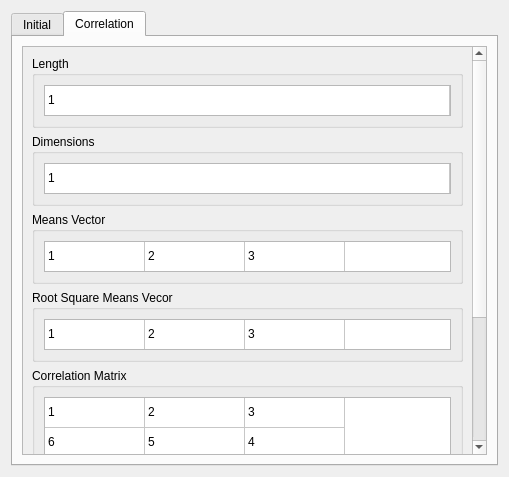
babybob8/analysis-labs, file dotui/stats_widget.ui: the form before one commit.
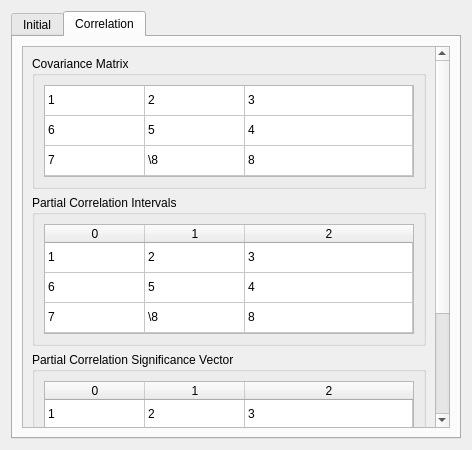
The form after the commit. The open tabs and pages were chosen to show the change. Icons and pictures are not drawn.

The edit to the form file:
```diff
--- a/dotui/stats_widget.ui
+++ b/dotui/stats_widget.ui
@@ -6,8 +6,8 @@
    <rect>
     <x>0</x>
     <y>0</y>
-    <width>509</width>
-    <height>477</height>
+    <width>472</width>
+    <height>450</height>
    </rect>
   </property>
   <property name="sizePolicy">
@@ -20,7 +20,7 @@
    <string>Form</string>
   </property>
   <layout class="QGridLayout" name="gridLayout">
-   <item row="1" column="0">
+   <item row="0" column="0">
     <widget class="QTabWidget" name="tabWidget">
      <property name="currentIndex">
       <number>0</number>
@@ -628,339 +628,13 @@
            <rect>
             <x>0</x>
             <y>0</y>
-            <width>344</width>
-            <height>620</height>
+            <width>414</width>
+            <height>516</height>
            </rect>
           </property>
           <layout class="QVBoxLayout" name="verticalLayout_18">
            <item>
-            <widget class="QGroupBox" name="lenValueBox_3">
-             <property name="sizePolicy">
-              <sizepolicy hsizetype="Preferred" vsizetype="Maximum">
-               <horstretch>0</horstretch>
-               <verstretch>0</verstretch>
-              </sizepolicy>
-             </property>
-             <property name="title">
-              <string>Length</string>
-             </property>
-             <layout class="QVBoxLayout" name="verticalLayout_19">
-              <item>
-               <widget class="QTableWidget" name="lenValue_3">
-                <property name="sizePolicy">
-                 <sizepolicy hsizetype="Expanding" vsizetype="Maximum">
-                  <horstretch>0</horstretch>
-                  <verstretch>0</verstretch>
-                 </sizepolicy>
-                </property>
-                <property name="maximumSize">
-                 <size>
-                  <width>16777215</width>
-                  <height>31</height>
-                 </size>
-                </property>
-                <property name="verticalScrollBarPolicy">
-                 <enum>Qt::ScrollBarPolicy::ScrollBarAlwaysOff</enum>
-                </property>
-                <property name="horizontalScrollBarPolicy">
-                 <enum>Qt::ScrollBarPolicy::ScrollBarAlwaysOff</enum>
-                </property>
-                <property name="sizeAdjustPolicy">
-                 <enum>QAbstractScrollArea::SizeAdjustPolicy::AdjustToContents</enum>
-                </property>
-                <property name="editTriggers">
-                 <set>QAbstractItemView::EditTrigger::NoEditTriggers</set>
-                </property>
-                <property name="selectionMode">
-                 <enum>QAbstractItemView::SelectionMode::NoSelection</enum>
-                </property>
-                <property name="supportedDragActions">
-                 <set>Qt::DropAction::IgnoreAction</set>
-                </property>
-                <attribute name="horizontalHeaderVisible">
-                 <bool>false</bool>
-                </attribute>
-                <attribute name="horizontalHeaderStretchLastSection">
-                 <bool>true</bool>
-                </attribute>
-                <attribute name="verticalHeaderVisible">
-                 <bool>false</bool>
-                </attribute>
-                <row>
-                 <property name="text">
-                  <string>0</string>
-                 </property>
-                </row>
-                <column>
-                 <property name="text">
-                  <string>0</string>
-                 </property>
-                </column>
-                <item row="0" column="0">
-                 <property name="text">
-                  <string>1</string>
-                 </property>
-                </item>
-               </widget>
-              </item>
-             </layout>
-            </widget>
-           </item>
-           <item>
-            <widget class="QGroupBox" name="dimValueBox_3">
-             <property name="sizePolicy">
-              <sizepolicy hsizetype="Preferred" vsizetype="Maximum">
-               <horstretch>0</horstretch>
-               <verstretch>0</verstretch>
-              </sizepolicy>
-             </property>
-             <property name="title">
-              <string>Dimensions</string>
-             </property>
-             <layout class="QVBoxLayout" name="verticalLayout_20">
-              <item>
-               <widget class="QTableWidget" name="dimValue_3">
-                <property name="sizePolicy">
-                 <sizepolicy hsizetype="Expanding" vsizetype="Maximum">
-                  <horstretch>0</horstretch>
-                  <verstretch>0</verstretch>
-                 </sizepolicy>
-                </property>
-                <property name="maximumSize">
-                 <size>
-                  <width>16777215</width>
-                  <height>31</height>
-                 </size>
-                </property>
-                <property name="verticalScrollBarPolicy">
-                 <enum>Qt::ScrollBarPolicy::ScrollBarAlwaysOff</enum>
-                </property>
-                <property name="horizontalScrollBarPolicy">
-                 <enum>Qt::ScrollBarPolicy::ScrollBarAlwaysOff</enum>
-                </property>
-                <property name="sizeAdjustPolicy">
-                 <enum>QAbstractScrollArea::SizeAdjustPolicy::AdjustToContents</enum>
-                </property>
-                <property name="editTriggers">
-                 <set>QAbstractItemView::EditTrigger::NoEditTriggers</set>
-                </property>
-                <property name="selectionMode">
-                 <enum>QAbstractItemView::SelectionMode::NoSelection</enum>
-                </property>
-                <property name="supportedDragActions">
-                 <set>Qt::DropAction::IgnoreAction</set>
-                </property>
-                <attribute name="horizontalHeaderVisible">
-                 <bool>false</bool>
-                </attribute>
-                <attribute name="horizontalHeaderStretchLastSection">
-                 <bool>true</bool>
-                </attribute>
-                <attribute name="verticalHeaderVisible">
-                 <bool>false</bool>
-                </attribute>
-                <row>
-                 <property name="text">
-                  <string>0</string>
-                 </property>
-                </row>
-                <column>
-                 <property name="text">
-                  <string>0</string>
-                 </property>
-                </column>
-                <item row="0" column="0">
-                 <property name="text">
-                  <string>1</string>
-                 </property>
-                </item>
-               </widget>
-              </item>
-             </layout>
-            </widget>
-           </item>
-           <item>
-            <widget class="QGroupBox" name="meansVectorBox_3">
-             <property name="sizePolicy">
-              <sizepolicy hsizetype="Preferred" vsizetype="Maximum">
-               <horstretch>0</horstretch>
-               <verstretch>0</verstretch>
-              </sizepolicy>
-             </property>
-             <property name="title">
-              <string>Means Vector</string>
-             </property>
-             <layout class="QVBoxLayout" name="verticalLayout_21">
-              <item>
-               <widget class="QTableWidget" name="meansVector_3">
-                <property name="sizePolicy">
-                 <sizepolicy hsizetype="Expanding" vsizetype="Maximum">
-                  <horstretch>0</horstretch>
-                  <verstretch>0</verstretch>
-                 </sizepolicy>
-                </property>
-                <property name="maximumSize">
-                 <size>
-                  <width>16777215</width>
-                  <height>31</height>
-                 </size>
-                </property>
-                <property name="verticalScrollBarPolicy">
-                 <enum>Qt::ScrollBarPolicy::ScrollBarAlwaysOff</enum>
-                </property>
-                <property name="horizontalScrollBarPolicy">
-                 <enum>Qt::ScrollBarPolicy::ScrollBarAlwaysOff</enum>
-                </property>
-                <property name="sizeAdjustPolicy">
-                 <enum>QAbstractScrollArea::SizeAdjustPolicy::AdjustToContents</enum>
-                </property>
-                <property name="editTriggers">
-                 <set>QAbstractItemView::EditTrigger::NoEditTriggers</set>
-                </property>
-                <property name="selectionMode">
-                 <enum>QAbstractItemView::SelectionMode::NoSelection</enum>
-                </property>
-                <property name="supportedDragActions">
-                 <set>Qt::DropAction::IgnoreAction</set>
-                </property>
-                <attribute name="horizontalHeaderVisible">
-                 <bool>false</bool>
-                </attribute>
-                <attribute name="verticalHeaderVisible">
-                 <bool>false</bool>
-                </attribute>
-                <row>
-                 <property name="text">
-                  <string>0</string>
-                 </property>
-                </row>
-                <column>
-                 <property name="text">
-                  <string>0</string>
-                 </property>
-                </column>
-                <column>
-                 <property name="text">
-                  <string>1</string>
-                 </property>
-                </column>
-                <column>
-                 <property name="text">
-                  <string>2</string>
-                 </property>
-                </column>
-                <item row="0" column="0">
-                 <property name="text">
-                  <string>1</string>
-                 </property>
-                </item>
-                <item row="0" column="1">
-                 <property name="text">
-                  <string>2</string>
-                 </property>
-                </item>
-                <item row="0" column="2">
-                 <property name="text">
-                  <string>3</string>
-                 </property>
-                </item>
-               </widget>
-              </item>
-             </layout>
-            </widget>
-           </item>
-           <item>
-            <widget class="QGroupBox" name="rootSquareMeansVectorBox_3">
-             <property name="sizePolicy">
-              <sizepolicy hsizetype="Preferred" vsizetype="Maximum">
-               <horstretch>0</horstretch>
-               <verstretch>0</verstretch>
-              </sizepolicy>
-             </property>
-             <property name="title">
-              <string>Root Square Means Vecor</string>
-             </property>
-             <layout class="QVBoxLayout" name="verticalLayout_22">
-              <item>
-               <widget class="QTableWidget" name="rootSquareMeansVector_3">
-                <property name="sizePolicy">
-                 <sizepolicy hsizetype="Expanding" vsizetype="Maximum">
-                  <horstretch>0</horstretch>
-                  <verstretch>0</verstretch>
-                 </sizepolicy>
-                </property>
-                <property name="maximumSize">
-                 <size>
-                  <width>16777215</width>
-                  <height>31</height>
-                 </size>
-                </property>
-                <property name="verticalScrollBarPolicy">
-                 <enum>Qt::ScrollBarPolicy::ScrollBarAlwaysOff</enum>
-                </property>
-                <property name="horizontalScrollBarPolicy">
-                 <enum>Qt::ScrollBarPolicy::ScrollBarAlwaysOff</enum>
-                </property>
-                <property name="sizeAdjustPolicy">
-                 <enum>QAbstractScrollArea::SizeAdjustPolicy::AdjustToContents</enum>
-                </property>
-                <property name="editTriggers">
-                 <set>QAbstractItemView::EditTrigger::NoEditTriggers</set>
-                </property>
-                <property name="selectionMode">
-                 <enum>QAbstractItemView::SelectionMode::NoSelection</enum>
-                </property>
-                <property name="supportedDragActions">
-                 <set>Qt::DropAction::IgnoreAction</set>
-                </property>
-                <attribute name="horizontalHeaderVisible">
-                 <bool>false</bool>
-                </attribute>
-                <attribute name="verticalHeaderVisible">
-                 <bool>false</bool>
-                </attribute>
-                <row>
-                 <property name="text">
-                  <string>0</string>
-                 </property>
-                </row>
-                <column>
-                 <property name="text">
-                  <string>0</string>
-                 </property>
-                </column>
-                <column>
-                 <property name="text">
-                  <string>1</string>
-                 </property>
-                </column>
-                <column>
-                 <property name="text">
-                  <string>2</string>
-                 </property>
-                </column>
-                <item row="0" column="0">
-                 <property name="text">
-                  <string>1</string>
-                 </property>
-                </item>
-                <item row="0" column="1">
-                 <property name="text">
-                  <string>2</string>
-                 </property>
-                </item>
-                <item row="0" column="2">
-                 <property name="text">
-                  <string>3</string>
-                 </property>
-                </item>
-               </widget>
-              </item>
-             </layout>
-            </widget>
-           </item>
-           <item>
-            <widget class="QGroupBox" name="corrMatrixBox_3">
+            <widget class="QGroupBox" name="covarMatrixBox">
              <property name="sizePolicy">
               <sizepolicy hsizetype="Preferred" vsizetype="Minimum">
                <horstretch>0</horstretch>
@@ -968,7 +642,7 @@
               </sizepolicy>
              </property>
              <property name="title">
-              <string>Correlation Matrix</string>
+              <string>Covariance Matrix</string>
              </property>
              <layout class="QVBoxLayout" name="verticalLayout_23">
               <item>
@@ -994,6 +668,9 @@
                 <attribute name="horizontalHeaderVisible">
                  <bool>false</bool>
                 </attribute>
+                <attribute name="horizontalHeaderStretchLastSection">
+                 <bool>true</bool>
+                </attribute>
                 <attribute name="verticalHeaderVisible">
                  <bool>false</bool>
                 </attribute>
@@ -1086,7 +763,7 @@
               </sizepolicy>
              </property>
              <property name="title">
-              <string>Correlation Significance Matrix</string>
+              <string>Partial Correlation Intervals</string>
              </property>
              <layout class="QVBoxLayout" name="verticalLayout_24">
               <item>
@@ -1110,7 +787,10 @@
                  <set>Qt::DropAction::IgnoreAction</set>
                 </property>
                 <attribute name="horizontalHeaderVisible">
-                 <bool>false</bool>
+                 <bool>true</bool>
+                </attribute>
+                <attribute name="horizontalHeaderStretchLastSection">
+                 <bool>true</bool>
                 </attribute>
                 <attribute name="verticalHeaderVisible">
                  <bool>false</bool>
@@ -1195,6 +875,192 @@
              </layout>
             </widget>
            </item>
+           <item>
+            <widget class="QGroupBox" name="partCorrSignifVectorBox">
+             <property name="sizePolicy">
+              <sizepolicy hsizetype="Preferred" vsizetype="Maximum">
+               <horstretch>0</horstretch>
+               <verstretch>0</verstretch>
+              </sizepolicy>
+             </property>
+             <property name="title">
+              <string>Partial Correlation Significance Vector</string>
+             </property>
+             <layout class="QVBoxLayout" name="verticalLayout_21">
+              <item>
+               <widget class="QTableWidget" name="partCorrSignifVector">
+                <property name="sizePolicy">
+                 <sizepolicy hsizetype="Expanding" vsizetype="Maximum">
+                  <horstretch>0</horstretch>
+                  <verstretch>0</verstretch>
+                 </sizepolicy>
+                </property>
+                <property name="maximumSize">
+                 <size>
+                  <width>16777215</width>
+                  <height>64</height>
+                 </size>
+                </property>
+                <property name="verticalScrollBarPolicy">
+                 <enum>Qt::ScrollBarPolicy::ScrollBarAlwaysOff</enum>
+                </property>
+                <property name="horizontalScrollBarPolicy">
+                 <enum>Qt::ScrollBarPolicy::ScrollBarAlwaysOff</enum>
+                </property>
+                <property name="sizeAdjustPolicy">
+                 <enum>QAbstractScrollArea::SizeAdjustPolicy::AdjustToContents</enum>
+                </property>
+                <property name="editTriggers">
+                 <set>QAbstractItemView::EditTrigger::NoEditTriggers</set>
+                </property>
+                <property name="selectionMode">
+                 <enum>QAbstractItemView::SelectionMode::NoSelection</enum>
+                </property>
+                <property name="supportedDragActions">
+                 <set>Qt::DropAction::IgnoreAction</set>
+                </property>
+                <attribute name="horizontalHeaderVisible">
+                 <bool>true</bool>
+                </attribute>
+                <attribute name="horizontalHeaderStretchLastSection">
+                 <bool>true</bool>
+                </attribute>
+                <attribute name="verticalHeaderVisible">
+                 <bool>false</bool>
+                </attribute>
+                <row>
+                 <property name="text">
+                  <string>0</string>
+                 </property>
+                </row>
+                <column>
+                 <property name="text">
+                  <string>0</string>
+                 </property>
+                </column>
+                <column>
+                 <property name="text">
+                  <string>1</string>
+                 </property>
+                </column>
+                <column>
+                 <property name="text">
+                  <string>2</string>
+                 </property>
+                </column>
+                <item row="0" column="0">
+                 <property name="text">
+                  <string>1</string>
+                 </property>
+                </item>
+                <item row="0" column="1">
+                 <property name="text">
+                  <string>2</string>
+                 </property>
+                </item>
+                <item row="0" column="2">
+                 <property name="text">
+                  <string>3</string>
+                 </property>
+                </item>
+               </widget>
+              </item>
+             </layout>
+            </widget>
+           </item>
+           <item>
+            <widget class="QGroupBox" name="multCorrVectorBox">
+             <property name="sizePolicy">
+              <sizepolicy hsizetype="Preferred" vsizetype="Maximum">
+               <horstretch>0</horstretch>
+               <verstretch>0</verstretch>
+              </sizepolicy>
+             </property>
+             <property name="title">
+              <string>Mult Correlation Vector</string>
+             </property>
+             <layout class="QVBoxLayout" name="verticalLayout_22">
+              <item>
+               <widget class="QTableWidget" name="multCorrVector">
+                <property name="sizePolicy">
+                 <sizepolicy hsizetype="Expanding" vsizetype="Maximum">
+                  <horstretch>0</horstretch>
+                  <verstretch>0</verstretch>
+                 </sizepolicy>
+                </property>
+                <property name="maximumSize">
+                 <size>
+                  <width>16777215</width>
+                  <height>64</height>
+                 </size>
+                </property>
+                <property name="verticalScrollBarPolicy">
+                 <enum>Qt::ScrollBarPolicy::ScrollBarAlwaysOff</enum>
+                </property>
+                <property name="horizontalScrollBarPolicy">
+                 <enum>Qt::ScrollBarPolicy::ScrollBarAlwaysOff</enum>
+                </property>
+                <property name="sizeAdjustPolicy">
+                 <enum>QAbstractScrollArea::SizeAdjustPolicy::AdjustToContents</enum>
+                </property>
+                <property name="editTriggers">
+                 <set>QAbstractItemView::EditTrigger::NoEditTriggers</set>
+                </property>
+                <property name="selectionMode">
+                 <enum>QAbstractItemView::SelectionMode::NoSelection</enum>
+                </property>
+                <property name="supportedDragActions">
+                 <set>Qt::DropAction::IgnoreAction</set>
+                </property>
+                <attribute name="horizontalHeaderVisible">
+                 <bool>true</bool>
+                </attribute>
+                <attribute name="horizontalHeaderStretchLastSection">
+                 <bool>true</bool>
+                </attribute>
+                <attribute name="verticalHeaderVisible">
+                 <bool>false</bool>
+                </attribute>
+                <row>
+                 <property name="text">
+                  <string>0</string>
+                 </property>
+                </row>
+                <column>
+                 <property name="text">
+                  <string>0</string>
+                 </property>
+                </column>
+                <column>
+                 <property name="text">
+                  <string>1</string>
+                 </property>
+                </column>
+                <column>
+                 <property name="text">
+                  <string>2</string>
+                 </property>
+                </column>
+                <item row="0" column="0">
+                 <property name="text">
+                  <string>1</string>
+                 </property>
+                </item>
+                <item row="0" column="1">
+                 <property name="text">
+                  <string>2</string>
+                 </property>
+                </item>
+                <item row="0" column="2">
+                 <property name="text">
+                  <string>3</string>
+                 </property>
+                </item>
+               </widget>
+              </item>
+             </layout>
+            </widget>
+           </item>
           </layout>
          </widget>
         </widget>
```
Left out of the diff: 44 changed lines with no effect on the pictures.
